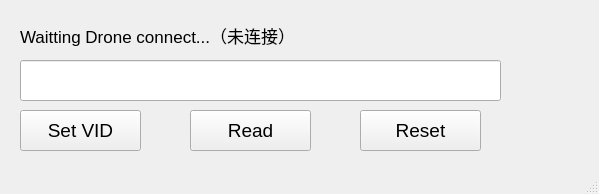
Above: ui.ui from jiejiezhang/Tools-python before the change. Below: the same form after it.
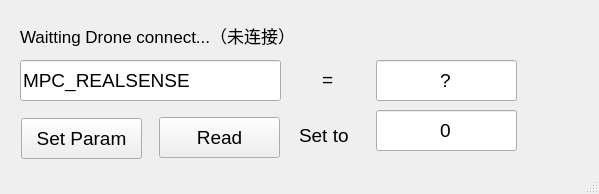
That is the form after the change.

Commit message: change to param setting

The edit to the form file:
```diff
--- a/ui.ui
+++ b/ui.ui
@@ -20,9 +20,9 @@
    <widget class="QLineEdit" name="lineEdit">
     <property name="geometry">
      <rect>
-      <x>20</x>
+      <x>376</x>
       <y>60</y>
-      <width>481</width>
+      <width>141</width>
       <height>41</height>
      </rect>
     </property>
@@ -32,14 +32,17 @@
      </font>
     </property>
     <property name="text">
-     <string/>
+     <string>?</string>
+    </property>
+    <property name="alignment">
+     <set>Qt::AlignCenter</set>
     </property>
    </widget>
    <widget class="QPushButton" name="button_2">
     <property name="geometry">
      <rect>
-      <x>20</x>
-      <y>110</y>
+      <x>21</x>
+      <y>118</y>
       <width>121</width>
       <height>41</height>
      </rect>
@@ -50,7 +53,7 @@
      </font>
     </property>
     <property name="text">
-     <string>Set VID</string>
+     <string>Set Param</string>
     </property>
    </widget>
    <widget class="QLabel" name="label">
@@ -74,8 +77,8 @@
    <widget class="QPushButton" name="button_3">
     <property name="geometry">
      <rect>
-      <x>190</x>
-      <y>110</y>
+      <x>159</x>
+      <y>117</y>
       <width>121</width>
       <height>41</height>
      </rect>
@@ -89,12 +92,30 @@
      <string>Read</string>
     </property>
    </widget>
-   <widget class="QPushButton" name="button_4">
+   <widget class="QLineEdit" name="lineEdit_2">
     <property name="geometry">
      <rect>
-      <x>360</x>
+      <x>20</x>
+      <y>60</y>
+      <width>261</width>
+      <height>41</height>
+     </rect>
+    </property>
+    <property name="font">
+     <font>
+      <pointsize>14</pointsize>
+     </font>
+    </property>
+    <property name="text">
+     <string>MPC_REALSENSE</string>
+    </property>
+   </widget>
+   <widget class="QLineEdit" name="lineEdit_3">
+    <property name="geometry">
+     <rect>
+      <x>376</x>
       <y>110</y>
-      <width>121</width>
+      <width>141</width>
       <height>41</height>
      </rect>
     </property>
@@ -104,7 +125,52 @@
      </font>
     </property>
     <property name="text">
-     <string>Reset</string>
+     <string>0</string>
+    </property>
+    <property name="alignment">
+     <set>Qt::AlignCenter</set>
+    </property>
+   </widget>
+   <widget class="QLabel" name="label_2">
+    <property name="geometry">
+     <rect>
+      <x>322</x>
+      <y>64</y>
+      <width>51</width>
+      <height>31</height>
+     </rect>
+    </property>
+    <property name="font">
+     <font>
+      <pointsize>14</pointsize>
+     </font>
+    </property>
+    <property name="text">
+     <string>=</string>
+    </property>
+    <property name="textFormat">
+     <enum>Qt::AutoText</enum>
+    </property>
+   </widget>
+   <widget class="QLabel" name="label_3">
+    <property name="geometry">
+     <rect>
+      <x>299</x>
+      <y>120</y>
+      <width>71</width>
+      <height>31</height>
+     </rect>
+    </property>
+    <property name="font">
+     <font>
+      <pointsize>14</pointsize>
+     </font>
+    </property>
+    <property name="text">
+     <string>Set to</string>
+    </property>
+    <property name="textFormat">
+     <enum>Qt::AutoText</enum>
     </property>
    </widget>
   </widget>
```
Left out of the diff: 2 changed lines with no effect on the pictures. The commit also changes 2 other files.
